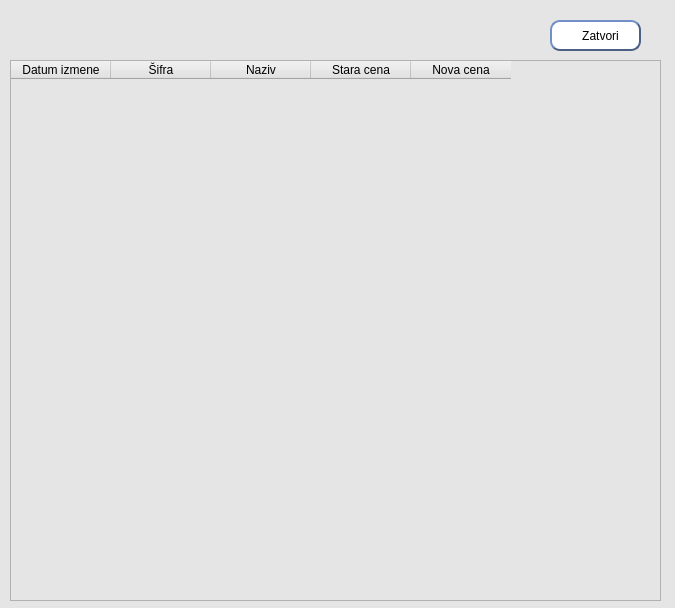
ljuba17/desktop_pos, file ui/cene.ui: the form before one commit.
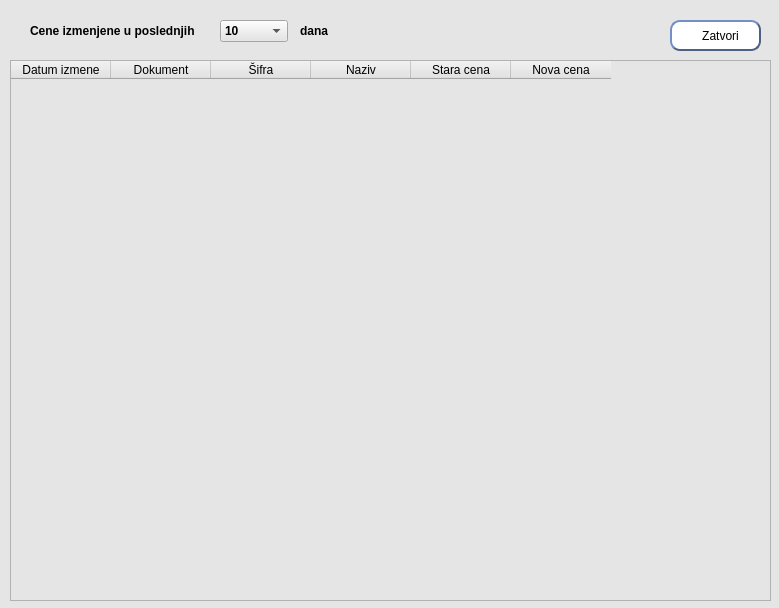
The form after the commit. Icons and pictures are not drawn.

Commit message: fix: Dodavanje funkcionalnosti u dijalog za prikaz izmenjenih cena.

```diff
--- a/ui/cene.ui
+++ b/ui/cene.ui
@@ -6,7 +6,7 @@
    <rect>
     <x>0</x>
     <y>0</y>
-    <width>675</width>
+    <width>779</width>
     <height>608</height>
    </rect>
   </property>
@@ -19,7 +19,7 @@
   <widget class="QPushButton" name="btnCancel">
    <property name="geometry">
     <rect>
-     <x>550</x>
+     <x>670</x>
      <y>20</y>
      <width>91</width>
      <height>31</height>
@@ -49,7 +49,7 @@
     <rect>
      <x>10</x>
      <y>60</y>
-     <width>651</width>
+     <width>761</width>
      <height>541</height>
     </rect>
    </property>
@@ -65,6 +65,18 @@
      </color>
     </property>
    </column>
+   <column>
+    <property name="text">
+     <string>Dokument</string>
+    </property>
+    <property name="background">
+     <color>
+      <red>162</red>
+      <green>196</green>
+      <blue>224</blue>
+     </color>
+    </property>
+   </column>
    <column>
     <property name="text">
      <string>Šifra</string>
@@ -114,6 +126,92 @@
     </property>
    </column>
   </widget>
+  <widget class="QComboBox" name="comboDana">
+   <property name="geometry">
+    <rect>
+     <x>220</x>
+     <y>20</y>
+     <width>68</width>
+     <height>22</height>
+    </rect>
+   </property>
+   <property name="font">
+    <font>
+     <bold>true</bold>
+    </font>
+   </property>
+   <item>
+    <property name="text">
+     <string>10</string>
+    </property>
+   </item>
+   <item>
+    <property name="text">
+     <string>5</string>
+    </property>
+   </item>
+   <item>
+    <property name="text">
+     <string>15</string>
+    </property>
+   </item>
+   <item>
+    <property name="text">
+     <string>30</string>
+    </property>
+   </item>
+   <item>
+    <property name="text">
+     <string>60</string>
+    </property>
+   </item>
+   <item>
+    <property name="text">
+     <string>90</string>
+    </property>
+   </item>
+   <item>
+    <property name="text">
+     <string>120</string>
+    </property>
+   </item>
+  </widget>
+  <widget class="QLabel" name="label">
+   <property name="geometry">
+    <rect>
+     <x>30</x>
+     <y>20</y>
+     <width>181</width>
+     <height>22</height>
+    </rect>
+   </property>
+   <property name="font">
+    <font>
+     <bold>true</bold>
+    </font>
+   </property>
+   <property name="text">
+    <string>Cene izmenjene u poslednjih</string>
+   </property>
+  </widget>
+  <widget class="QLabel" name="label_2">
+   <property name="geometry">
+    <rect>
+     <x>300</x>
+     <y>20</y>
+     <width>49</width>
+     <height>22</height>
+    </rect>
+   </property>
+   <property name="font">
+    <font>
+     <bold>true</bold>
+    </font>
+   </property>
+   <property name="text">
+    <string>dana</string>
+   </property>
+  </widget>
  </widget>
  <resources/>
  <connections/>
```
Left out of the diff: 2 changed lines with no effect on the pictures. The commit also changes 1 other file.
